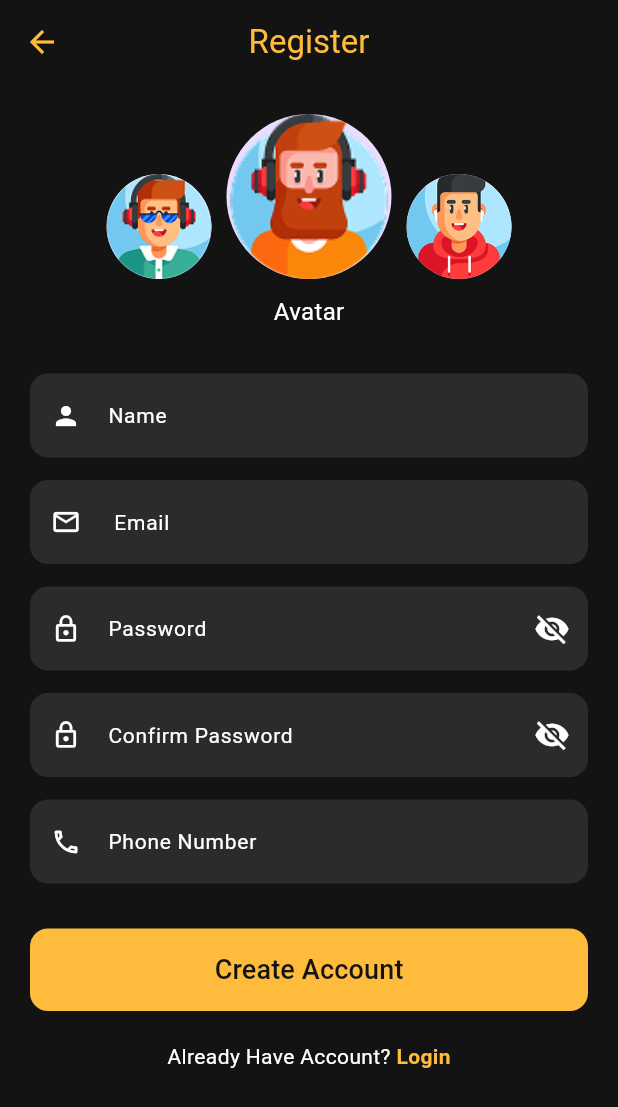
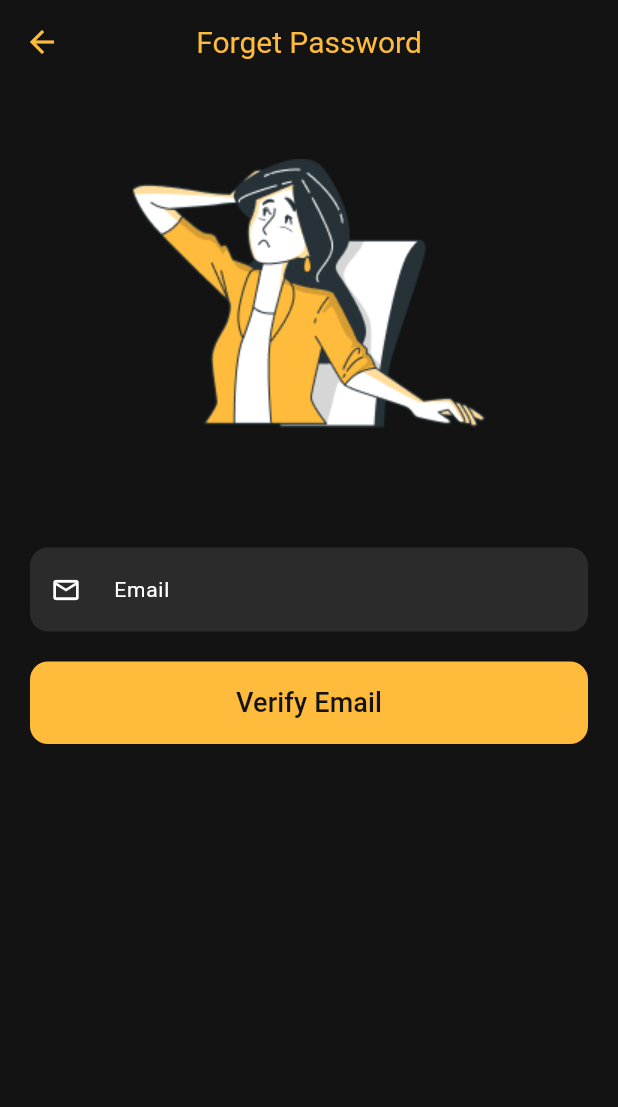
Before and after one commit to Ereny-12/movies_app, a Flutter app: the screen it shows after launch, on a phone screen of 412 x 824 dp. Shown: the top 1107 px of the screen. Run offline on Flutter 3.47's test engine with Material 3 defaults, Android fonts, the phone set to English and light mode, and no system bars; our stand-ins replace flutter_screenutil.

Commit message:
finish onboarding ui finish login screen ui add register page design ui: design forget password screen

```diff
--- a/lib/core/resources/assets_manager.dart
+++ b/lib/core/resources/assets_manager.dart
@@ -10,5 +10,6 @@ class ImageAssets {
   static const String gamer1 = "$base/gamer 1.png";
   static const String gamer2 = "$base/gamer2.png";
   static const String gamer3 = "$base/gamer3.png";
+  static const String character = "$base/Character.png";
 
 }
--- a/lib/core/resources/routes/routes_manager.dart
+++ b/lib/core/resources/routes/routes_manager.dart
@@ -1,4 +1,5 @@
 import 'package:flutter/material.dart';
+import 'package:movies_app/features/login/forget_password/forget_password.dart';
 import 'package:movies_app/features/register/register.dart';
 import '../../../features/login/login.dart';
 import '../../../features/onboarding/onboarding1.dart';
@@ -11,6 +12,7 @@ class AppRouter {
   static const String splash = "/splash";
   static const String login = "/login";
   static const String register = "/register";
+  static const String forget_password = "/forget_password";
   static const String onBoarding1 = "/onBoarding1";
   static const String onBoarding2 = "/onBoarding2";
   static const String onBoarding3 = "/onBoarding3";
@@ -27,6 +29,8 @@ class AppRouter {
       case register:
         return MaterialPageRoute(builder: (_)=> const Register());
 
+      case forget_password:
+        return  MaterialPageRoute(builder: (_)=> const ForgetPassword());
       case onBoarding1:
         return MaterialPageRoute(builder: (_) => const Onboarding1());
 
--- /dev/null
+++ b/lib/features/login/forget_password/forget_password.dart
@@ -0,0 +1,47 @@
+import 'package:flutter/Material.dart';
+import 'package:movies_app/core/resources/colors_manager.dart';
+
+import '../../../core/resources/assets_manager.dart';
+import '../../../core/shared_widgets/custom_text_field.dart';
+import '../../../core/shared_widgets/elevated_button.dart';
+
+class ForgetPassword extends StatelessWidget{
+  const ForgetPassword({super.key});
+
+
+
+  @override
+  Widget build(BuildContext context) {
+    return Scaffold(
+      backgroundColor: ColorsManager.black,
+        appBar:AppBar(
+          backgroundColor: Colors.transparent,
+          elevation: 0,
+          leading: const Icon(Icons.arrow_back , color: ColorsManager.yellow),
+          title:  const Text("Forget Password" ,
+            style: TextStyle(color: ColorsManager.yellow , fontSize: 20),),
+            centerTitle: true,
+        ),
+        body:  Padding(
+          padding: const EdgeInsets.symmetric(horizontal: 20),
+          child: Column(
+          children: [
+            const SizedBox(height: 50),
+            Image(image: AssetImage(ImageAssets.character)),
+
+            const SizedBox(height: 80),
+            CustomTextField(hint: ' Email',
+                icon: Icons.email_outlined ),
+            const SizedBox(height: 20),
+            CustomElevatedButton(
+              text: 'Verify Email',
+              onPress: () {  },
+
+            )
+                ],
+              ),
+        ),
+    );
+  }
+
+}
--- a/lib/main.dart
+++ b/lib/main.dart
@@ -21,7 +21,7 @@ class MyApp extends StatelessWidget {
         splitScreenMode: true,
         builder: (context,child)=> MaterialApp( debugShowCheckedModeBanner: false,
             onGenerateRoute: appRouter.generateRoute ,
-          initialRoute: AppRouter.register,)
+          initialRoute: AppRouter.forget_password,)
     );
   }
 }
```
Also changed, not shown: assets/images/Character.png (added).
